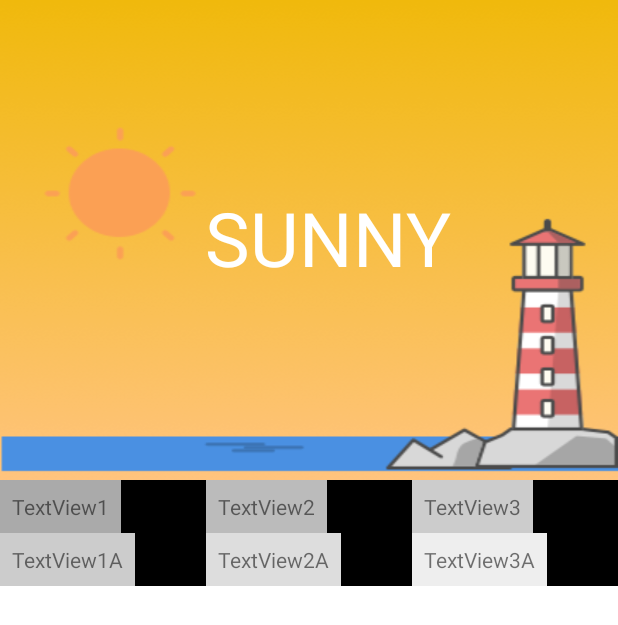
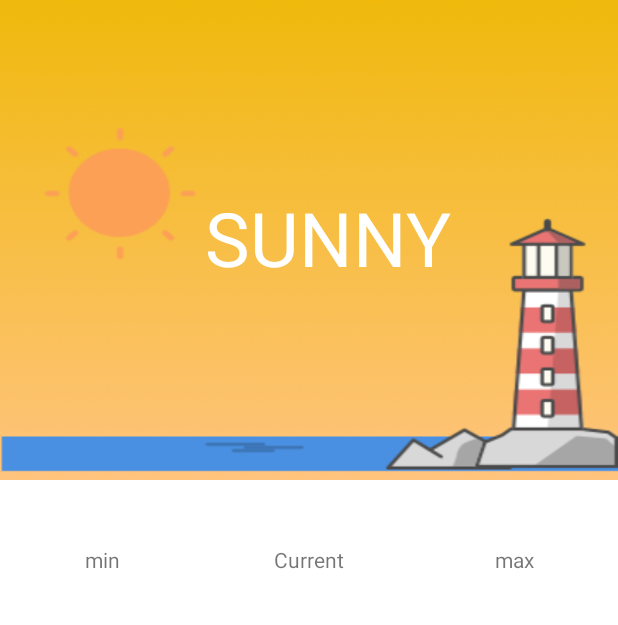
Before and after one commit to ikiugu/weather-app, an Android app: the layout fragment_home.xml on its own in the app's theme, with its tools: preview values and no code run, on a phone screen of 412 x 824 dp. Shown: the top 625 px of the screen. Run offline under Robolectric (Android 15) with nearby library versions, the light colour scheme and no system bars.

Commit message:
show/hide fields when needed

```diff
--- a/app/src/main/java/com/ikiugu/weather/utils/BindingAdapters.kt
+++ b/app/src/main/java/com/ikiugu/weather/utils/BindingAdapters.kt
@@ -9,8 +9,8 @@ import androidx.databinding.BindingAdapter
  * Created by Alfred Ikiugu on 10/06/2021
  */
 
-@BindingAdapter("hideTextViewIfNull")
-fun hideTextViewIfNull(view: View, it: Any?) {
+@BindingAdapter("hideViewIfNull")
+fun hideViewIfNull(view: View, it: Any?) {
     view.visibility = if (it != null) View.VISIBLE else View.GONE
 }
 
--- a/app/src/main/res/layout/fragment_home.xml
+++ b/app/src/main/res/layout/fragment_home.xml
@@ -34,7 +34,7 @@
             android:text="@{@string/degree_text(String.valueOf(viewModel.currentWeatherTemp.temp))}"
             android:textColor="@color/white"
             android:textSize="40sp"
-            app:hideTextViewIfNull="@{viewModel.currentWeatherTemp}"
+            app:hideViewIfNull="@{viewModel.currentWeatherTemp}"
             app:layout_constraintBottom_toTopOf="@+id/textView3"
             app:layout_constraintEnd_toEndOf="parent"
             app:layout_constraintHorizontal_bias="0.55"
@@ -52,7 +52,7 @@
             android:textColor="@color/white"
             android:textSize="50sp"
             app:showCorrectText="@{viewModel.weatherText}"
-            app:hideTextViewIfNull="@{viewModel.currentWeatherTemp}"
+            app:hideViewIfNull="@{viewModel.currentWeatherTemp}"
             app:layout_constraintBottom_toBottomOf="@+id/weatherStatusImage"
             app:layout_constraintEnd_toEndOf="parent"
             app:layout_constraintHorizontal_bias="0.55"
@@ -66,82 +66,74 @@
             app:layout_constraintStart_toStartOf="parent"
             app:layout_constraintTop_toBottomOf="@+id/weatherStatusImage">
 
-            <!-- row 2 -->
 
             <LinearLayout
                 android:layout_width="fill_parent"
                 android:layout_height="wrap_content"
                 android:orientation="horizontal"
-                android:background="@color/black"
+                app:hideViewIfNull="@{viewModel.currentWeatherTemp}"
                 android:weightSum="3">
 
-                <!-- col 1 -->
 
                 <LinearLayout
                     android:layout_width="0dp"
                     android:layout_height="wrap_content"
                     android:layout_weight="1"
+                    android:gravity="center"
                     android:orientation="vertical">
 
                     <TextView
                         android:layout_width="wrap_content"
                         android:layout_height="wrap_content"
-                        android:background="#aaaaaa"
                         android:padding="8dp"
-                        android:text="TextView1" />
+                        android:text="@{@string/degree_text(String.valueOf(viewModel.currentWeatherTemp.minTemp))}" />
 
                     <TextView
                         android:layout_width="wrap_content"
                         android:layout_height="wrap_content"
-                        android:background="#cccccc"
                         android:padding="8dp"
-                        android:text="TextView1A" />
+                        android:text="@string/temperature_min" />
                 </LinearLayout>
-                <!-- col 1 end -->
-                <!-- col 2 -->
 
                 <LinearLayout
                     android:layout_width="0dp"
                     android:layout_height="wrap_content"
                     android:layout_weight="1"
+                    android:gravity="center"
                     android:orientation="vertical">
 
                     <TextView
                         android:layout_width="wrap_content"
                         android:layout_height="wrap_content"
-                        android:background="#bbbbbb"
                         android:padding="8dp"
-                        android:text="TextView2" />
+                        android:text="@{@string/degree_text(String.valueOf(viewModel.currentWeatherTemp.temp))}" />
 
                     <TextView
                         android:layout_width="wrap_content"
                         android:layout_height="wrap_content"
-                        android:background="#dddddd"
                         android:padding="8dp"
-                        android:text="TextView2A" />
+                        android:text="@string/temperature_current" />
                 </LinearLayout>
-                <!-- col 2 end -->
-                <!-- col 3 -->
 
                 <LinearLayout
                     android:layout_width="0dp"
                     android:layout_height="wrap_content"
                     android:layout_weight="1"
+                    android:gravity="center"
                     android:orientation="vertical">
 
                     <TextView
                         android:layout_width="wrap_content"
                         android:layout_height="wrap_content"
-                        android:background="#cccccc"
                         android:padding="8dp"
-                        android:text="TextView3" />
+                        android:textAlignment="center"
+                        android:text="@{@string/degree_text(String.valueOf(viewModel.currentWeatherTemp.maxTemp))}" />
 
                     <TextView
                         android:layout_width="wrap_content"
                         android:layout_height="wrap_content"
-                        android:background="#eeeeee"
                         android:padding="8dp"
-                        android:text="TextView3A" />
+                        android:text="@string/temperature_max" />
                 </LinearLayout>
             </LinearLayout>
 
--- a/app/src/main/res/values/strings.xml
+++ b/app/src/main/res/values/strings.xml
@@ -10,4 +10,7 @@
     <string name="menu_home">Home</string>
     <string name="menu_favorites">Favorites</string>
     <string name="degree_text">%s \u00B0</string>
+    <string name="temperature_min">min</string>
+    <string name="temperature_current">Current</string>
+    <string name="temperature_max">max</string>
 </resources>
```
